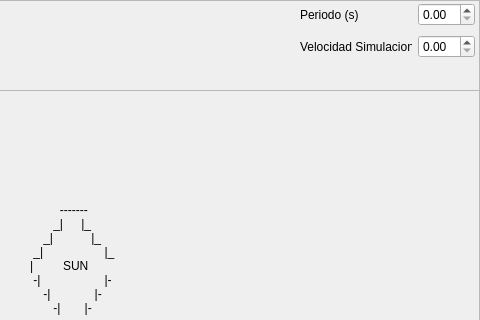
Before: the Qt Designer form mainwindow.ui in JuanSebastianMejiaOrtiz/Practica_6_Info2, drawn with Qt 5; both pictures show x 320 to 800 and y 0 to 320 of the 800 by 610 pixel window.
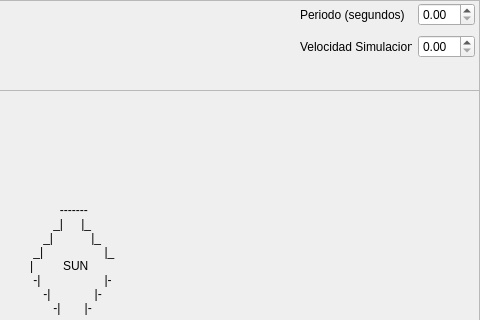
After: the same form once the commit is applied.

The edit to the form file:
```diff
--- a/mainwindow.ui
+++ b/mainwindow.ui
@@ -224,7 +224,7 @@
       <item row="1" column="0">
        <widget class="QLabel" name="Periodo">
         <property name="text">
-         <string>Periodo (s)</string>
+         <string>Periodo (segundos)</string>
         </property>
        </widget>
       </item>
```
Left out of the diff: 38 changed lines with no effect on the pictures.
